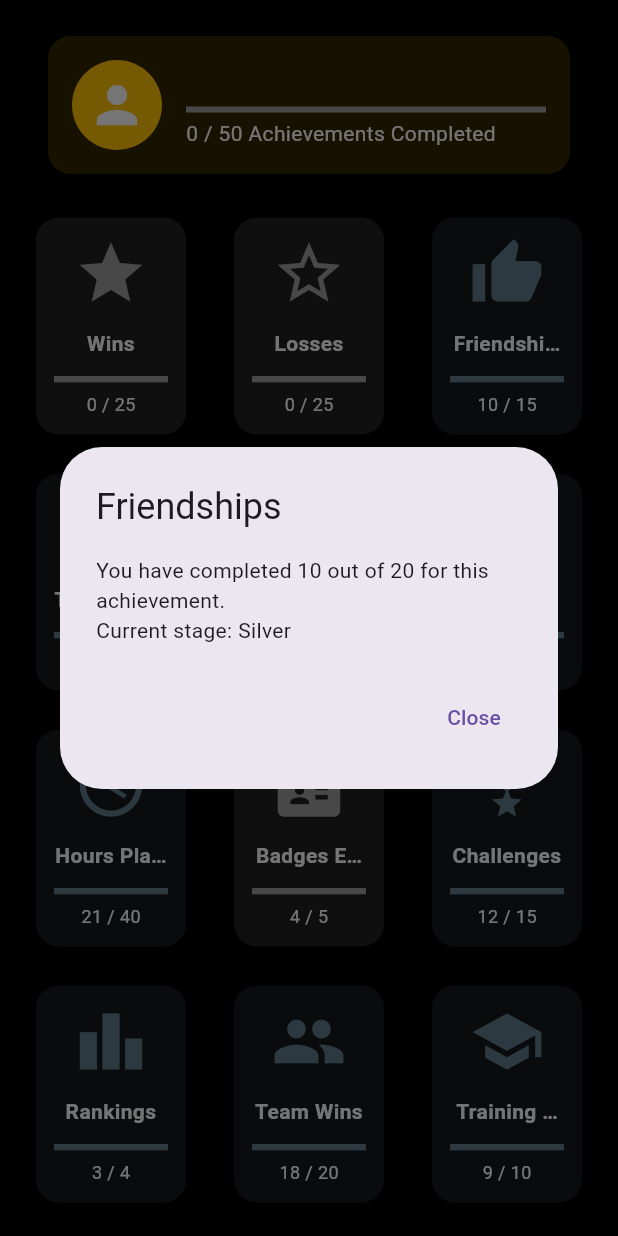
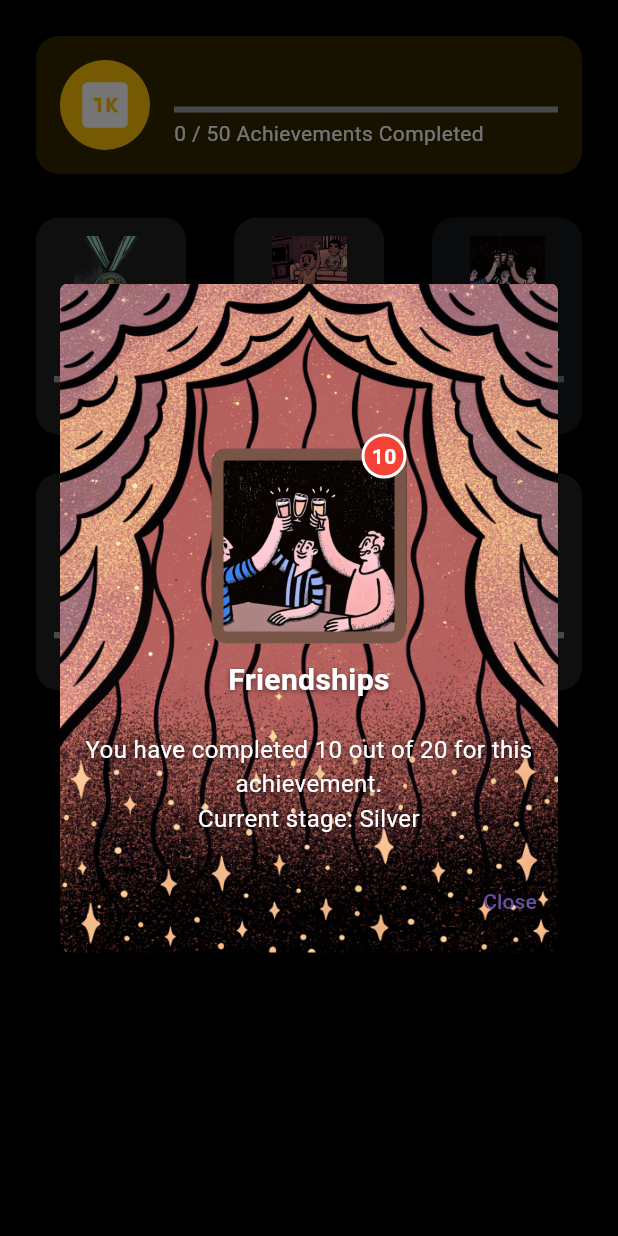
Before and after one commit to Thoribus/BeerpongApp, a Flutter app: the AchievementsScreen screen opened directly with empty values, after a tap on "Friendships", on a phone screen of 412 x 824 dp. Run offline on Flutter 3.47's test engine with Material 3 defaults, Android fonts, the phone set to English and light mode, and no system bars; our stand-ins replace awesome_dialog, cloud_firestore, firebase_auth, firebase_core, fl_chart, flutter_svg and 4 more; missing offline and left inert: barcode_scan2, clipboard; accounts and stored records are empty.

Commit message:
added achievements and pictures for each

```diff
--- a/lib/screens/achievements_screen.dart
+++ b/lib/screens/achievements_screen.dart
@@ -1,5 +1,143 @@
 import 'package:flutter/material.dart';
 import 'package:beerpongapp/models/user.dart';
+
+class CustomDialog extends StatelessWidget {
+  final String title;
+  final String description;
+  final List<TextButton> actions;
+  final String? imagePath;
+  final Color stageColor; // Color for the current stage
+  final int stageProgress; // Current progress for the stage
+
+  const CustomDialog({
+    required this.title,
+    required this.description,
+    required this.actions,
+    this.imagePath,
+    required this.stageColor,
+    required this.stageProgress,
+  });
+
+  @override
+  Widget build(BuildContext context) {
+    return Dialog(
+      elevation: 24.0,
+      backgroundColor: Colors.transparent,
+      child: Container(
+        decoration: BoxDecoration(
+          borderRadius: BorderRadius.circular(5),
+          image: DecorationImage(
+            image: AssetImage("assets/background_achievement.png"),
+            fit: BoxFit.fill,
+          ),
+        ),
+        child: _renderDialogContent(context),
+      ),
+    );
+  }
+
+  Widget _renderDialogContent(BuildContext context) {
+    return Column(
+      mainAxisSize: MainAxisSize.min,
+      children: [
+        const SizedBox(height: 100),
+        if (imagePath != null) _renderImageWithBorder(imagePath!, context),
+        const SizedBox(height: 10),
+        Text(
+          title,
+          textAlign: TextAlign.center,
+          style: const TextStyle(
+            fontSize: 20,
+            fontWeight: FontWeight.bold,
+            color: Colors.white,
+            shadows: [
+              Shadow(
+                offset: Offset(0, 1),
+                blurRadius: 4,
+                color: Colors.black54,
+              ),
+            ],
+          ),
+        ),
+        const SizedBox(height: 20),
+        Padding(
+          padding: const EdgeInsets.symmetric(horizontal: 16.0),
+          child: Text(
+            description,
+            textAlign: TextAlign.center,
+            style: const TextStyle(
+              fontSize: 16,
+              color: Colors.white,
+              shadows: [
+                Shadow(
+                  offset: Offset(0, 1),
+                  blurRadius: 4,
+                  color: Colors.black54,
+                ),
+              ],
+            ),
+          ),
+        ),
+        const SizedBox(height: 20),
+        Row(
+          mainAxisAlignment: MainAxisAlignment.end,
+          children: actions,
+        ),
+        const SizedBox(height: 10),
+      ],
+    );
+  }
+
+  Widget _renderImageWithBorder(String imagePath, BuildContext context) {
+    return Stack(
+      alignment: Alignment.center,
+      children: [
+        Container(
+          margin: const EdgeInsets.only(top: 10),
+          decoration: BoxDecoration(
+            border: Border.all(
+              color: stageColor, // Stage color for border
+              width: 8.0, // Bold border width
+            ),
+            borderRadius: BorderRadius.circular(10),
+            image: DecorationImage(
+              image: AssetImage("assets/$imagePath"),
+              fit: BoxFit.scaleDown,
+            ),
+          ),
+          width: 130,
+          height: 130,
+        ),
+        Positioned(
+          top: 0,
+          right: 0,
+          child: Container(
+            width: 30,
+            height: 30,
+            decoration: BoxDecoration(
+              color: Colors.red, // Notification bubble color
+              shape: BoxShape.circle,
+              border: Border.all(
+                color: Colors.white, // Optional white border around the bubble
+                width: 2.0,
+              ),
+            ),
+            child: Center(
+              child: Text(
+                "$stageProgress", // Display progress
+                style: const TextStyle(
+                  color: Colors.white,
+                  fontSize: 14,
+                  fontWeight: FontWeight.bold,
+                ),
+              ),
+            ),
+          ),
+        ),
+      ],
+    );
+  }
+}
 
 class AchievementsScreen extends StatelessWidget {
   final User user;
@@ -27,7 +165,7 @@ class AchievementsScreen extends StatelessWidget {
 
     return Card(
       color: Colors.amber.withOpacity(0.2),
-      margin: const EdgeInsets.symmetric(vertical: 8, horizontal: 16),
+      margin: const EdgeInsets.symmetric(vertical: 8, horizontal: 8),
       shape: RoundedRectangleBorder(
         borderRadius: BorderRadius.circular(15),
       ),
@@ -39,7 +177,7 @@ class AchievementsScreen extends StatelessWidget {
               radius: 30,
               backgroundColor: Colors.amber,
               child: Icon(
-                Icons.person,
+                Icons.one_k,
                 size: 40,
                 color: Colors.white,
               ),
@@ -81,76 +219,40 @@ class AchievementsScreen extends StatelessWidget {
   Widget _buildAchievementsGrid(BuildContext context) {
     final achievements = [
       {
-        'icon': Icons.star,
+        'imagePath': "ach_wins.png",
         'title': 'Wins',
         'currentProgress': user.wins,
         'stages': [0, 25, 50, 100], // Bronze, Silver, Amber, Violet
       },
       {
-        'icon': Icons.star_border,
+        'imagePath': "ach_lost.png",
         'title': 'Losses',
         'currentProgress': user.losses,
         'stages': [0, 25, 50, 100],
       },
       {
-        'icon': Icons.thumb_up,
+        'imagePath': "ach_friends.png",
         'title': 'Friendships',
         'currentProgress': 10,
         'stages': [0, 5, 15, 20],
       },
       {
-        'icon': Icons.podcasts,
-        'title': 'Tournaments',
-        'currentProgress': 5,
-        'stages': [0, 3, 7, 10],
+        'imagePath': "ach_champion.png",
+        'title': 'Champion',
+        'currentProgress': user.totalScore.round(),
+        'stages': [0, 20, 100, 1000],
       },
       {
-        'icon': Icons.games,
-        'title': 'Games Played',
-        'currentProgress': 30,
-        'stages': [0, 25, 50, 100],
+        'imagePath': "ach_loses.png",
+        'title': 'Misses',
+        'currentProgress': user.totalMisses,
+        'stages': [0, 25, 50, 1000],
       },
       {
-        'icon': Icons.fire_truck,
-        'title': 'Streaks',
-        'currentProgress': 15,
-        'stages': [0, 10, 20, 30],
-      },
-      {
-        'icon': Icons.access_time,
-        'title': 'Hours Played',
-        'currentProgress': 21,
-        'stages': [0, 20, 40, 60],
-      },
-      {
-        'icon': Icons.badge,
-        'title': 'Badges Earned',
-        'currentProgress': 4,
-        'stages': [0, 5, 10, 15],
-      },
-      {
-        'icon': Icons.military_tech,
-        'title': 'Challenges',
-        'currentProgress': 12,
-        'stages': [0, 5, 15, 25],
-      },
-      {
-        'icon': Icons.leaderboard,
-        'title': 'Rankings',
-        'currentProgress': 3,
-        'stages': [0, 2, 4, 5],
-      },
-      {
-        'icon': Icons.group,
-        'title': 'Team Wins',
-        'currentProgress': 18,
-        'stages': [0, 10, 20, 30],
-      },
-      {
-        'icon': Icons.school,
-        'title': 'Training Sessions',
-        'currentProgress': 9,
-        'stages': [0, 5, 10, 15],
+        'imagePath': "ach_airball.png",
+        'title': 'Airballs',
+        'currentProgress': user.totalAirballs,
+        'stages': [0, 10, 20, 1000],
       },
     ];
 
@@ -168,7 +270,7 @@ class AchievementsScreen extends StatelessWidget {
       itemBuilder: (context, index) {
         return _buildAchievementCard(
           context,
-          icon: achievements[index]['icon'] as IconData,
+          imagePath: achievements[index]['imagePath'] as String,
           title: achievements[index]['title'] as String,
           currentProgress: achievements[index]['currentProgress'] as int,
           stages: achievements[index]['stages'] as List<int>,
@@ -179,7 +281,7 @@ class AchievementsScreen extends StatelessWidget {
 
   Widget _buildAchievementCard(
     BuildContext context, {
-    required IconData icon,
+    required String imagePath,
     required String title,
     required int currentProgress,
     required List<int> stages,
@@ -189,25 +291,22 @@ class AchievementsScreen extends StatelessWidget {
       return const SizedBox(); // Avoid rendering a card if stages are empty
     }
 
-    // Get the current stage index
     int stageIndex = _getCurrentStageIndex(currentProgress, stages);
-    // Ensure valid stage index
     if (stageIndex < 0 || stageIndex >= stages.length) {
       stageIndex = 0; // Default to the first stage if index is invalid
     }
 
-    // If the current progress is 0, use grey for the first stage
     Color stageColor = (currentProgress == 0 || currentProgress < stages[1])
         ? Colors.grey // Grey color for no achievement
         : _getStageColor(stageIndex);
 
-    // Scale the progress based on the current stage's max value
     double progressPercentage =
         (currentProgress / stages[stageIndex]).clamp(0.0, 1.0);
 
     return GestureDetector(
       onTap: () {
-        _showAchievementDialog(context, title, currentProgress, stages);
+        _showAchievementDialog(
+            context, title, currentProgress, stages, imagePath);
       },
       child: Card(
         elevation: 4,
@@ -221,10 +320,13 @@ class AchievementsScreen extends StatelessWidget {
           child: Column(
             mainAxisAlignment: MainAxisAlignment.spaceBetween,
             children: [
-              // Fixed icon size and dynamic color
-              Icon(icon, size: 50, color: stageColor),
+              Image.asset(
+                "assets/$imagePath",
+                width: 50,
+                height: 50,
+                fit: BoxFit.contain,
+              ),
               const SizedBox(height: 8),
-              // Title with automatic size adjustment
               Text(
                 title,
                 textAlign: TextAlign.center,
@@ -233,18 +335,16 @@ class AchievementsScreen extends StatelessWidget {
                   fontWeight: FontWeight.bold,
                   color: Colors.white,
                 ),
-                overflow: TextOverflow.ellipsis, // Prevent overflow
-                maxLines: 1, // Limit to one line
+                overflow: TextOverflow.ellipsis,
+                maxLines: 1,
               ),
               const SizedBox(height: 8),
-              // Progress Bar with dynamic color
               LinearProgressIndicator(
                 value: progressPercentage,
                 backgroundColor: Colors.grey,
                 valueColor: AlwaysStoppedAnimation<Color>(stageColor),
               ),
               const SizedBox(height: 2),
-              // Completion Text
               Text(
                 '$currentProgress / ${stages[stageIndex + 1]}',
                 style: const TextStyle(
@@ -283,21 +383,68 @@ class AchievementsScreen extends StatelessWidget {
     }
   }
 
-  void _showAchievementDialog(BuildContext context, String title,
-      int currentProgress, List<int> stages) {
+  void _showAchievementDialog(
+    BuildContext context,
+    String title,
+    int currentProgress,
+    List<int> stages,
+    String imagePath, // Add imagePath as a parameter
+  ) {
+    // Determine the current stage index
+    int stageIndex = _getCurrentStageIndex(currentProgress, stages);
+
+    // Define stage colors for each stage
+    List<Color> stageColors = [
+      Colors.grey, // Grey (no achievement earned)
+      Colors.brown, // Bronze
+      Colors.blue, // Silver
+      Colors.amber, // Amber
+      Colors.purple // Violet
+    ];
+
+    // Ensure valid stage index
+    if (stageIndex < 0 || stageIndex >= stageColors.length) {
+      stageIndex = 0;
+    }
+
+    // Description text
+    String description =
+        'You have completed $currentProgress out of ${stages.last} for this achievement.\n'
+        'Current stage: ${_getStageName(currentProgress, stages)}';
+
+    // Build icons for each stage with the current stage highlighted
+    List<Widget> stageIcons = [];
+    for (int i = 0; i < stages.length; i++) {
+      stageIcons.add(
+        Icon(
+          Icons.star, // Achievement icon
+          size: 40.0,
+          color: i == stageIndex
+              ? stageColors[i].withOpacity(1.0) // Highlight current stage
+              : stageColors[i].withOpacity(0.4), // Dim other stages
+        ),
+      );
+      if (i < stages.length - 1) {
+        stageIcons.add(const SizedBox(width: 10.0)); // Spacing between icons
+      }
+    }
+
+    // Show the custom dialog
     showDialog(
       context: context,
       builder: (BuildContext context) {
-        return AlertDialog(
-          title: Text(title),
-          content: Text(
-              'You have completed $currentProgress out of ${stages.last} for this achievement.\nCurrent stage: ${_getStageName(currentProgress, stages)}'),
+        return CustomDialog(
+          title: title,
+          description: description,
+          imagePath: imagePath, // Dynamically use the passed imagePath
+          stageColor: stageColors[stageIndex], // Example stage color
+          stageProgress: currentProgress, // Example stage progress
           actions: [
             TextButton(
+              child: const Text('Close'),
               onPressed: () {
-                Navigator.of(context).pop();
+                Navigator.of(context).pop(); // Close the dialog
               },
-              child: const Text('Close'),
             ),
           ],
         );
```
Also changed, not shown: pubspec.yaml (+9 -0 lines), assets/ach_airball.png (added), assets/ach_champion.png (added), assets/ach_friends.png (added), assets/ach_loses.png (added), assets/ach_lost.png (added), assets/ach_wins.png (added), assets/background_achievement.png (added), assets/cat_avatar_profile.png (added), assets/liquid-cheese.png (added), assets/liquid-cheese.svg (added).
